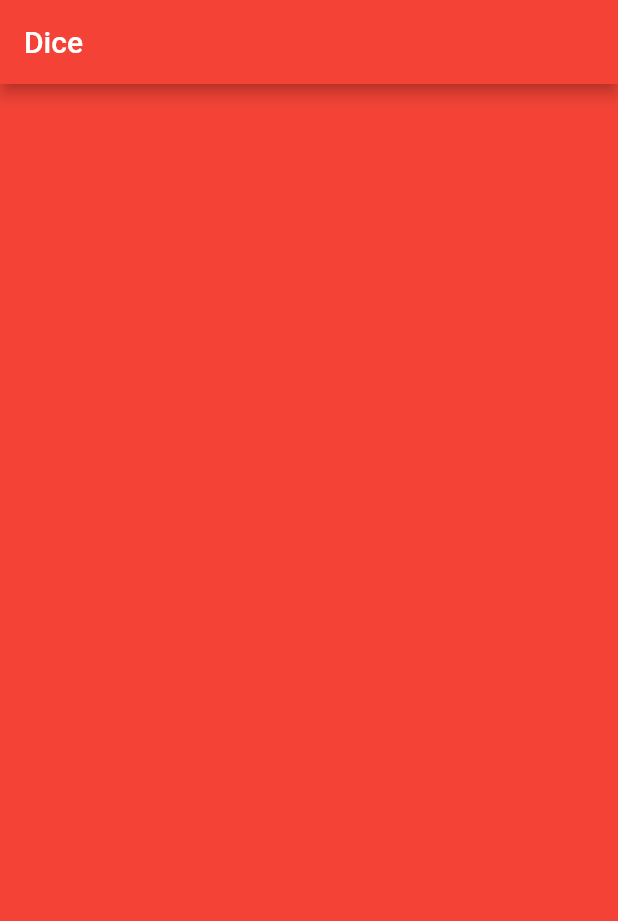
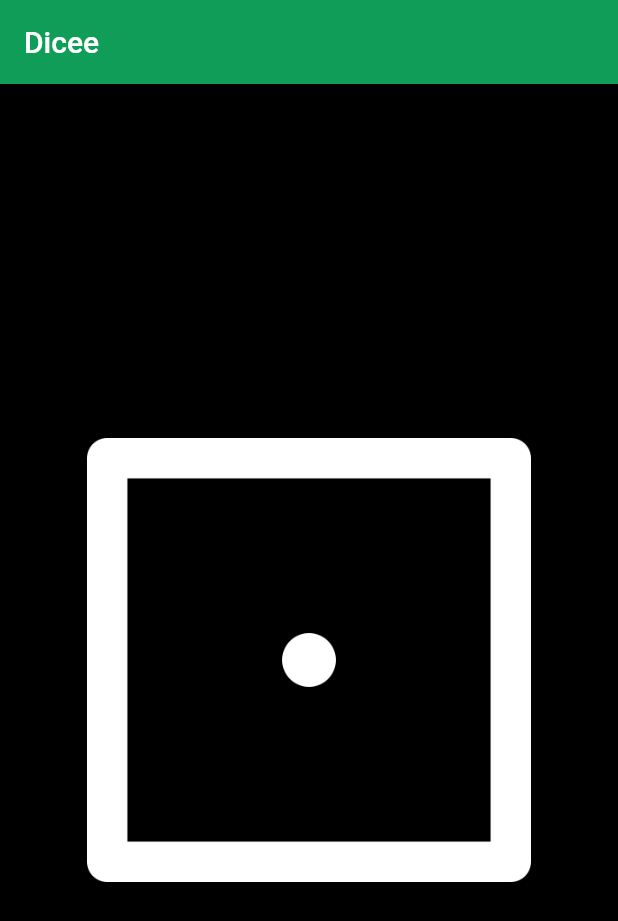
Before and after one commit to HeratUni-CS/dicee-FahimKarimi, a Flutter app: the screen it shows after launch, on a phone screen of 412 x 824 dp. Shown: the top 921 px of the screen. Run offline on Flutter 3.47's test engine with Material 2 defaults, Android fonts, the phone set to English and light mode, and no system bars.

Commit message:
Add files via upload

```diff
--- a/lib/main.dart
+++ b/lib/main.dart
@@ -1,23 +1,50 @@
+
 import 'package:flutter/material.dart';
+import 'dart:math';
 
 void main() {
-  runApp(
+  return runApp(
     MaterialApp(
       home: Scaffold(
-        backgroundColor: Colors.red,
+        backgroundColor: Colors.black,
         appBar: AppBar(
-          backgroundColor: Colors.red,
-          title: Text('Dice'),
+          title: Text('Dicee'),
+          backgroundColor: Color.fromRGBO(15, 157, 88, 1),
         ),
-        body: MyApp(),
+        body: Dice(),
       ),
     ),
   );
 }
 
-class MyApp extends StatelessWidget {
+class Dice extends StatefulWidget {
+  @override
+  _DiceState createState() => _DiceState();
+}
+
+class _DiceState extends State<Dice> {
+  int dice_no = 1;
+  void update() {
+    setState(() {
+      //Random.nextInt(n) returns random integer from 0 to n-1
+      dice_no = Random().nextInt(6) + 1;
+    });
+  }
+
   @override
   Widget build(BuildContext context) {
-    return Container();
+    return Center(
+      child: Expanded(
+        child: Padding(
+          padding: const EdgeInsets.all(50.0),
+          child: TextButton(
+            child: Image.asset('images/dice$dice_no.png'),
+            onPressed: () {
+              update();
+            },
+          ),
+        ),
+      ),
+    );
   }
 }
```
Also changed, not shown: pubspec.yaml (+5 -71 lines), pubspec.lock, 34 other files.
